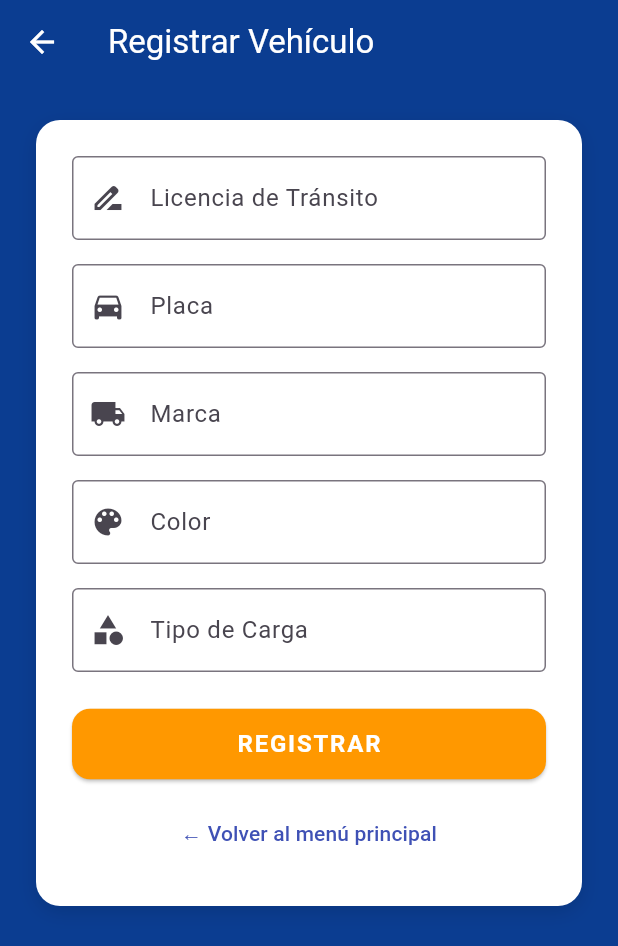
After one commit to dabrild/Frontend, a Flutter app: the RegistrarVehiculoPage screen opened by its route, on a phone screen of 412 x 824 dp. The commit adds this screen. Shown: the top 946 px of the screen. Run offline on Flutter 3.47's test engine with Material 3 defaults, Android fonts, the phone set to English and light mode, and no system bars.

Commit message:
Feature(Frontend): Se creo un la pantalla para el registro del vehiculo.

```diff
--- /dev/null
+++ b/lib/componentes/registrovehiculo.dart
@@ -0,0 +1,152 @@
+import 'package:flutter/material.dart';
+
+class RegistrarVehiculoPage extends StatefulWidget {
+  const RegistrarVehiculoPage({super.key});
+
+  @override
+  State<RegistrarVehiculoPage> createState() => _RegistrarVehiculoPageState();
+}
+
+class _RegistrarVehiculoPageState extends State<RegistrarVehiculoPage> {
+  final licenciaController = TextEditingController();
+  final placaController = TextEditingController();
+  final marcaController = TextEditingController();
+  final colorController = TextEditingController();
+  final tipoCargaController = TextEditingController();
+
+  void registrarVehiculo() {
+    final licencia = licenciaController.text.trim();
+    final placa = placaController.text.trim();
+    final marca = marcaController.text.trim();
+    final color = colorController.text.trim();
+    final tipoCarga = tipoCargaController.text.trim();
+
+    if (licencia.isEmpty ||
+        placa.isEmpty ||
+        marca.isEmpty ||
+        color.isEmpty ||
+        tipoCarga.isEmpty) {
+      ScaffoldMessenger.of(context).showSnackBar(
+        const SnackBar(content: Text('Por favor completa todos los campos')),
+      );
+      return;
+    }
+
+    // Aquí iría la lógica para enviar los datos al backend
+
+    ScaffoldMessenger.of(context).showSnackBar(
+      const SnackBar(content: Text('Vehículo registrado exitosamente')),
+    );
+
+    Navigator.pop(context); // Regresa al menú principal
+  }
+
+  @override
+  Widget build(BuildContext context) {
+    return Scaffold(
+      backgroundColor: const Color(0xFF0B3D91),
+      appBar: AppBar(
+        title: const Text('Registrar Vehículo'),
+        backgroundColor: const Color(0xFF0B3D91),
+        foregroundColor: Colors.white,
+        elevation: 0,
+      ),
+      body: SingleChildScrollView(
+        padding: const EdgeInsets.all(24),
+        child: Center(
+          child: Container(
+            padding: const EdgeInsets.all(24),
+            decoration: BoxDecoration(
+              color: Colors.white,
+              borderRadius: BorderRadius.circular(16),
+              boxShadow: const [
+                BoxShadow(
+                  color: Colors.black12,
+                  blurRadius: 10,
+                  offset: Offset(0, 4),
+                ),
+              ],
+            ),
+            child: Column(
+              crossAxisAlignment: CrossAxisAlignment.stretch,
+              children: [
+                TextField(
+                  controller: licenciaController,
+                  decoration: const InputDecoration(
+                    labelText: 'Licencia de Tránsito',
+                    prefixIcon: Icon(Icons.drive_file_rename_outline),
+                  ),
+                ),
+                const SizedBox(height: 16),
+                TextField(
+                  controller: placaController,
+                  decoration: const InputDecoration(
+                    labelText: 'Placa',
+                    prefixIcon: Icon(Icons.directions_car),
+                  ),
+                ),
+                const SizedBox(height: 16),
+                TextField(
+                  controller: marcaController,
+                  decoration: const InputDecoration(
+                    labelText: 'Marca',
+                    prefixIcon: Icon(Icons.local_shipping),
+                  ),
+                ),
+                const SizedBox(height: 16),
+                TextField(
+                  controller: colorController,
+                  decoration: const InputDecoration(
+                    labelText: 'Color',
+                    prefixIcon: Icon(Icons.color_lens),
+                  ),
+                ),
+                const SizedBox(height: 16),
+                TextField(
+                  controller: tipoCargaController,
+                  decoration: const InputDecoration(
+                    labelText: 'Tipo de Carga',
+                    prefixIcon: Icon(Icons.category),
+                  ),
+                ),
+                const SizedBox(height: 24),
+                ElevatedButton(
+                  onPressed: registrarVehiculo,
+                  style: ElevatedButton.styleFrom(
+                    backgroundColor: Colors.orange,
+                    padding: const EdgeInsets.symmetric(vertical: 14),
+                    shape: RoundedRectangleBorder(
+                      borderRadius: BorderRadius.circular(12),
+                    ),
+                  ),
+                  child: const Text(
+                    'REGISTRAR',
+                    style: TextStyle(
+                      color: Colors.white,
+                      fontSize: 16,
+                      fontWeight: FontWeight.bold,
+                      letterSpacing: 1.2,
+                    ),
+                  ),
+                ),
+                const SizedBox(height: 12),
+                TextButton(
+                  onPressed: () {
+                    Navigator.pop(context);
+                  },
+                  child: const Text(
+                    '← Volver al menú principal',
+                    style: TextStyle(
+                      color: Colors.indigo,
+                      fontWeight: FontWeight.w500,
+                    ),
+                  ),
+                ),
+              ],
+            ),
+          ),
+        ),
+      ),
+    );
+  }
+}
--- a/lib/main.dart
+++ b/lib/main.dart
@@ -5,7 +5,7 @@ import 'package:frontend_transquim/componentes/login.dart';
 import 'package:frontend_transquim/componentes/registro.dart';
 import 'package:frontend_transquim/componentes/bienvenida.dart';
 import 'package:frontend_transquim/componentes/menu.dart';
-//import 'package:frontend_transquim/componentes/registrovehiculo.dart';
+import 'package:frontend_transquim/componentes/registrovehiculo.dart';
 //import 'package:frontend_transquim/componentes/iniciartransporte.dart';
 
 void main() {
@@ -45,7 +45,7 @@ class TransQuimApp extends StatelessWidget {
         '/checklist': (context) => const ChecklistPage(),
         '/listarvehiculo': (context) => ListarVehiculosPage(),
         '/menu': (context) => const MenuPage(),
-        //'/registrovehiculo': (context) => const RegistroVehiculoPage(),
+        '/registrovehiculo': (context) => const RegistrarVehiculoPage(),
         //'/iniciartransporte': (context) => const IniciarTransportePage(),
       },
     );
```
Also changed, not shown: 1 other file.
